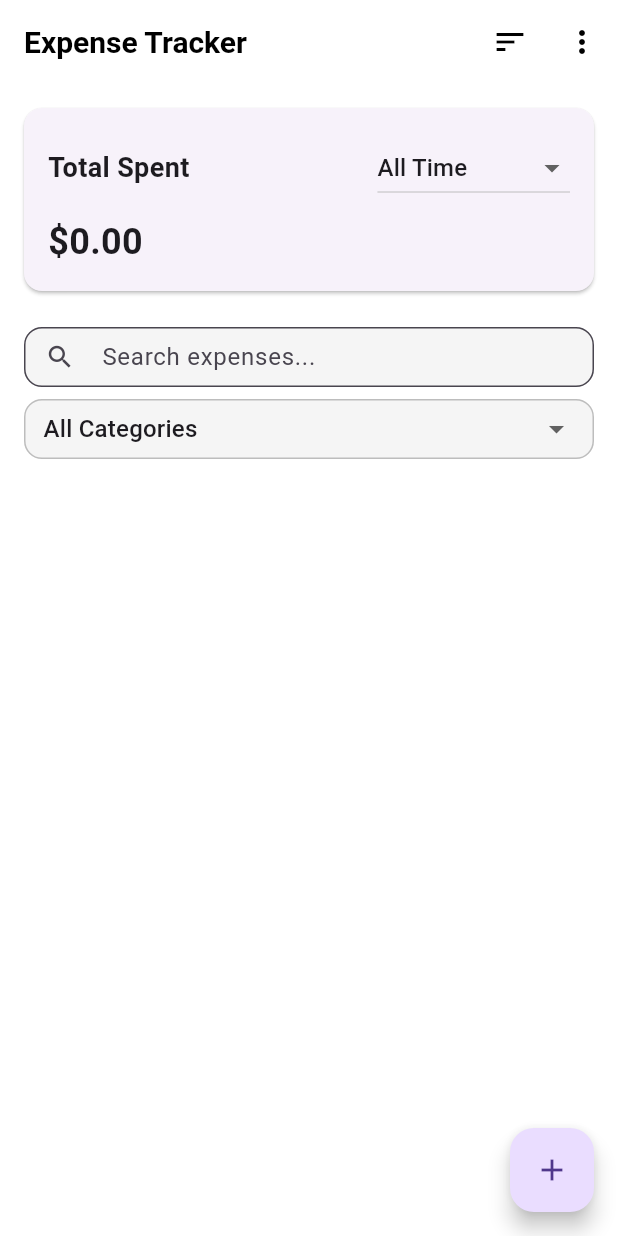
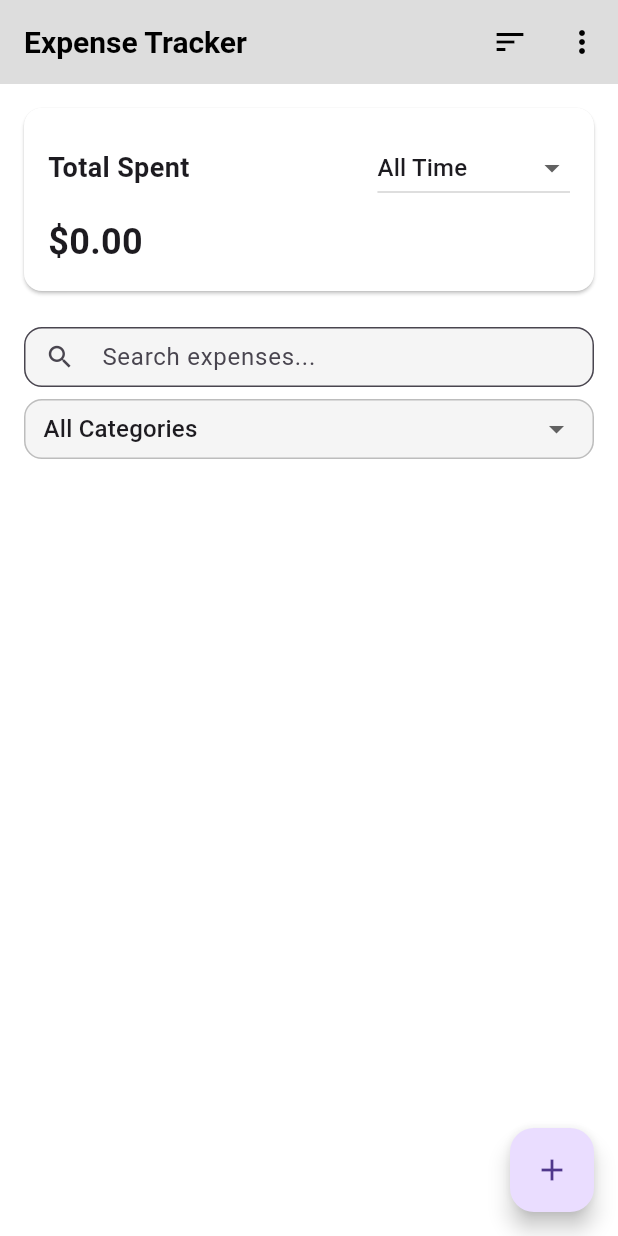
Before and after one commit to huan718/RecScan, a Flutter app: the screen it shows after launch, on a phone screen of 412 x 824 dp. Run offline on Flutter 3.47's test engine with Material 3 defaults, Android fonts, the phone set to English and light mode, and no system bars; our stand-ins replace flutter_dotenv, image_picker, sqflite; accounts and stored records are empty.

Commit message:
partial color change

```diff
--- a/ReceiptScanner-master/lib/screens/home_screen.dart
+++ b/ReceiptScanner-master/lib/screens/home_screen.dart
@@ -8,6 +8,8 @@ import '../database_helper.dart';
 import '../purchase.dart';
 import 'stats_screen.dart';
 import 'settings_screen.dart';
+
+import 'package:receipt_scanner/theme/app_colors.dart';
 
 import 'dart:io';
 
@@ -399,7 +401,7 @@ class _HomeScreenState extends State<HomeScreen> {
                 const Icon(
                   Icons.camera_alt,
                   size: 48,
-                  color: Colors.blue,
+                  color: Colors.black,
                 ),
                 const SizedBox(height: 16),
                 const Text(
@@ -508,6 +510,7 @@ class _HomeScreenState extends State<HomeScreen> {
   Widget build(BuildContext context) {
     return Scaffold(
       appBar: AppBar(
+        backgroundColor: AppColors.secondary,
         title: const Text('Expense Tracker'),
         actions: [
           IconButton(
@@ -565,6 +568,7 @@ class _HomeScreenState extends State<HomeScreen> {
             child: Column(
               children: [
                 Card(
+                  color: AppColors.background,
                   margin: const EdgeInsets.all(16),
                   child: Padding(
                     padding: const EdgeInsets.all(16),
@@ -782,6 +786,7 @@ class _HomeScreenState extends State<HomeScreen> {
                           );
                         },
                         child: Card(
+                          color: AppColors.background,
                           margin: const EdgeInsets.symmetric(
                             horizontal: 16,
                             vertical: 4,
--- /dev/null
+++ b/ReceiptScanner-master/lib/theme/app_colors.dart
@@ -0,0 +1,10 @@
+import 'package:flutter/material.dart';
+
+class AppColors {
+  static const Color background = Color(0xFFFFFFFF);        // #ffffff (255, 255,
+  static const Color accent = Color(0xFFEEEEEE); // #eeeeee (238, 238, 238)
+  static const Color secondary = Color(0xFFDDDDDD);    // #dddddd (221, 221, 221)
+  static const Color secondaryDark = Color(0xFFCBCBCB);   // #cbcbcb (203, 203, 203)
+  static const Color primary = Color(0xFFA6A6A6);     // #a6a6a6 (166, 166, 166)
+  static const Color primaryDark = Color(0xFF818181);   // #818181 (129, 129, 129)
+}
```
